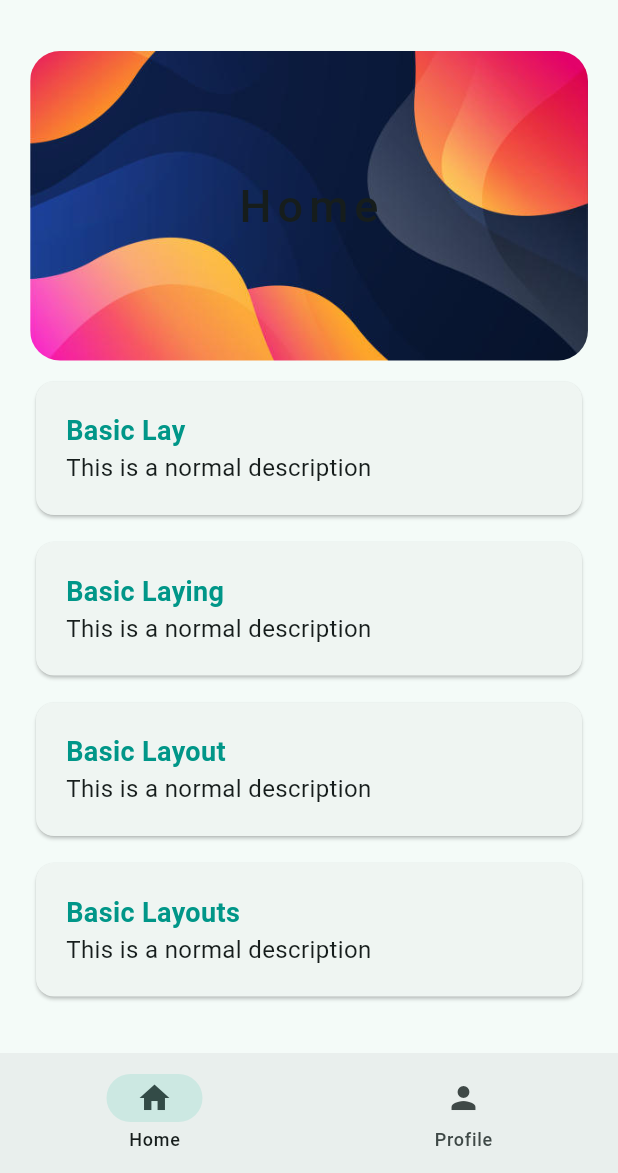
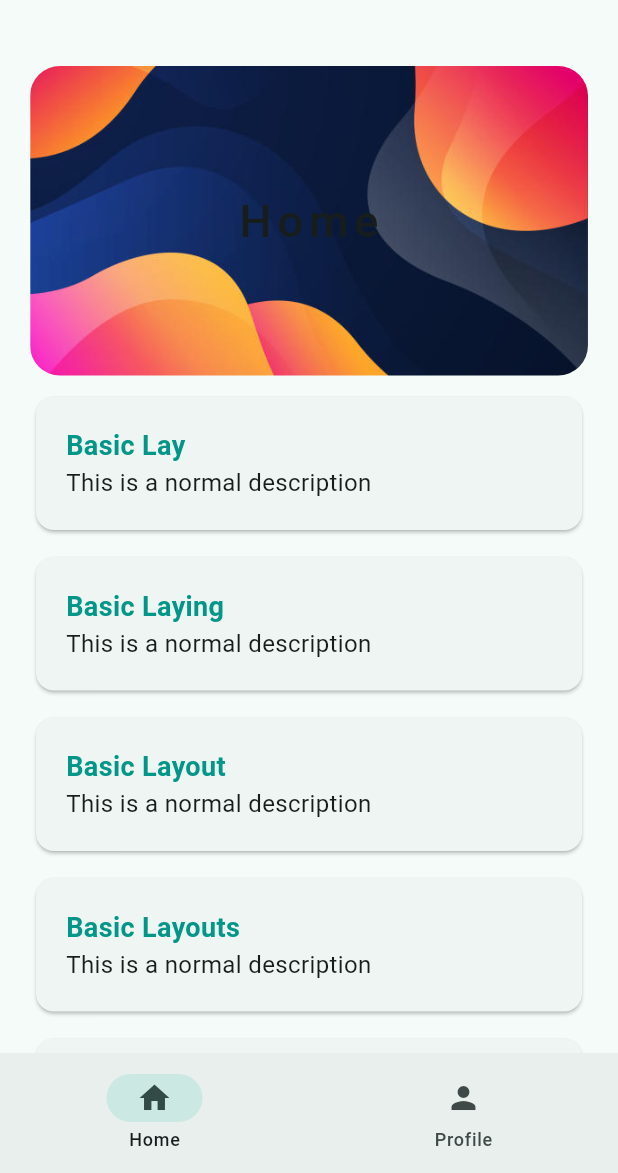
Before and after one commit to Maseev559/flutterapp, a Flutter app: the LoginPage screen opened directly, after a tap on "Login", on a phone screen of 412 x 824 dp, the part 63-1236 px from its top. Run offline on Flutter 3.47's test engine with Material 3 defaults, Android fonts, the phone set to English and light mode, and no system bars; our stand-ins replace lottie, shared_preferences; accounts and stored records are empty.

Commit message:
Worked on the ui responsiveness

```diff
--- a/lib/data/constants.dart
+++ b/lib/data/constants.dart
@@ -21,4 +21,6 @@ class MyValue {
   static const String basicLayout1 = 'Basic Laying';
   static const String basicLayout2 = 'Basic Layout';
   static const String basicLayout3 = 'Basic Layouts';
+  static const String basicLayout4 = 'Bas Layouts';
+  static const String basicLayout5 = 'Basic New Layouts';
 }
--- a/lib/views/pages/home_page.dart
+++ b/lib/views/pages/home_page.dart
@@ -14,12 +14,17 @@ class HomePage extends StatelessWidget {
       MyValue.basicLayout1,
       MyValue.basicLayout2,
       MyValue.basicLayout3,
+      MyValue.basicLayout4,
+      MyValue.basicLayout5,
     ];
     return SingleChildScrollView(
       child: Padding(
         padding: EdgeInsets.all(20.0),
         child: Column(
           children: [
+            SizedBox(
+              height: 10.0,
+            ),
             HeroWidget(
               title: 'Home',
               nextPage: CoursePage(),
@@ -28,7 +33,7 @@ class HomePage extends StatelessWidget {
             //Container from container_widget.dart
             //Container shortcut
             ...List.generate(
-              4,
+              6,
               (index) {
                 return ContainerWidget(
                   title: list.elementAt(index),
--- a/lib/views/pages/login_page.dart
+++ b/lib/views/pages/login_page.dart
@@ -35,11 +35,21 @@ class _LoginPageState extends State<LoginPage> {
 
   @override
   Widget build(BuildContext context) {
+    //Media Query
+    double widthScreen = MediaQuery.of(context).size.width;
     return Scaffold(
       appBar: AppBar(),
       body: SingleChildScrollView(
         child: Padding(
             padding: EdgeInsets.all(20.0),
+            //Layoutbuilder to return FractionallySizedBox to make it responsive
+            child: LayoutBuilder(
+              builder: (context, BoxConstraints constraints) {
+                return FractionallySizedBox(
+                  //Used Widthfactor + constraints for the
+                  //  widthFactor: constraints.maxWidth > 500 ? 0.5 : 1.0,
+                  // Using Media Query here instead of constraints
+                  widthFactor: widthScreen > 500 ? 0.5 : 1.0,
                   child: Column(
                     children: [
                       //Lottie
@@ -98,7 +108,9 @@ class _LoginPageState extends State<LoginPage> {
                       ),
                     ],
                   ),
-        ),
+                );
+              },
+            )),
       ),
     );
   }
--- a/lib/views/pages/profile_page.dart
+++ b/lib/views/pages/profile_page.dart
@@ -11,6 +11,10 @@ class ProfilePage extends StatelessWidget {
       padding: EdgeInsets.all(20.0),
       child: Column(
         children: [
+          CircleAvatar(
+            radius: 50.0,
+            backgroundImage: AssetImage('assets/images/bg.jpg'),
+          ),
           ListTile(
             title: Text('Logout'),
             onTap: () {
```
Lines whose indentation alone changed are shown as unchanged.
